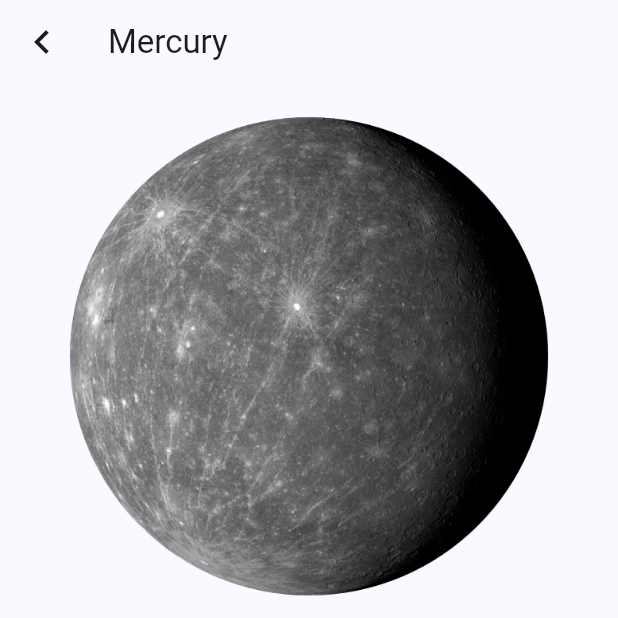
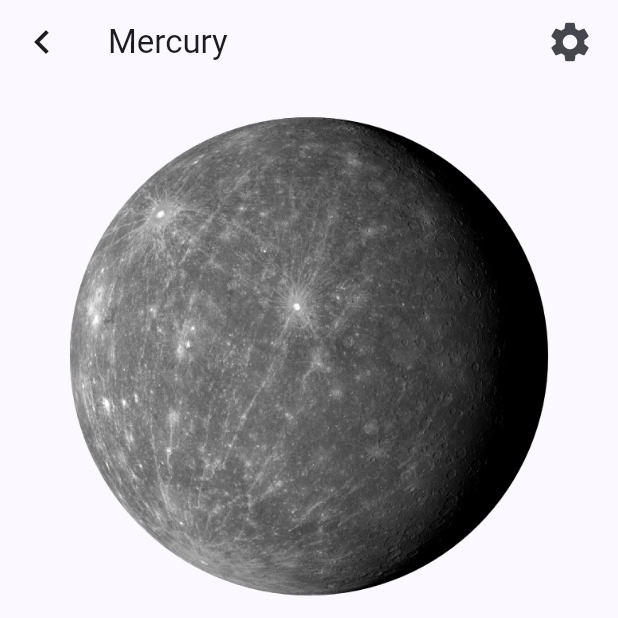
Before and after one commit to noliveira95/spacely, a Flutter app: the screen it shows after launch, after a tap on "Mercury", on a phone screen of 412 x 824 dp, the top half of it. Run offline on Flutter 3.47's test engine with Material 3 defaults, Android fonts, the light colour scheme and no system bars.

Commit message:
feat: add settings button

```diff
--- a/lib/pages/learn_more.dart
+++ b/lib/pages/learn_more.dart
@@ -32,32 +32,20 @@ class _LearnMorePageState extends State<LearnMorePage> {
               size: 32,
             ),
           ),
-          // actions: [
-          //   Consumer<FavoritesModel>(
-          //     builder: (context, favoritesModel, child) {
-          //       bool isFavorite = favoritesModel.favorites
-          //           .contains(widget.content.title.toLowerCase());
-          //       return IconButton(
-          //         onPressed: () {
-          //           if (isFavorite) {
-          //             favoritesModel
-          //                 .removeFavorite(widget.content.title.toLowerCase());
-          //           } else {
-          //             favoritesModel
-          //                 .addFavorite(widget.content.title.toLowerCase());
-          //           }
-          //         },
-          //         icon: Padding(
-          //           padding: const EdgeInsets.only(right: 8.0),
-          //           child: Icon(
-          //             isFavorite ? Icons.favorite : Icons.favorite_border,
-          //             color: isFavorite ? Colors.red : Colors.grey,
-          //           ),
-          //         ),
-          //       );
-          //     },
-          //   ),
-          // ],
+          actions: [
+            Padding(
+              padding: const EdgeInsets.only(right: 8.0),
+              child: IconButton(
+                onPressed: () {
+                  debugPrint('pressed');
+                },
+                icon: const Icon(
+                  Icons.settings,
+                  size: 32,
+                ),
+              ),
+            ),
+          ],
         ),
         body: SingleChildScrollView(
           child: Center(
```
